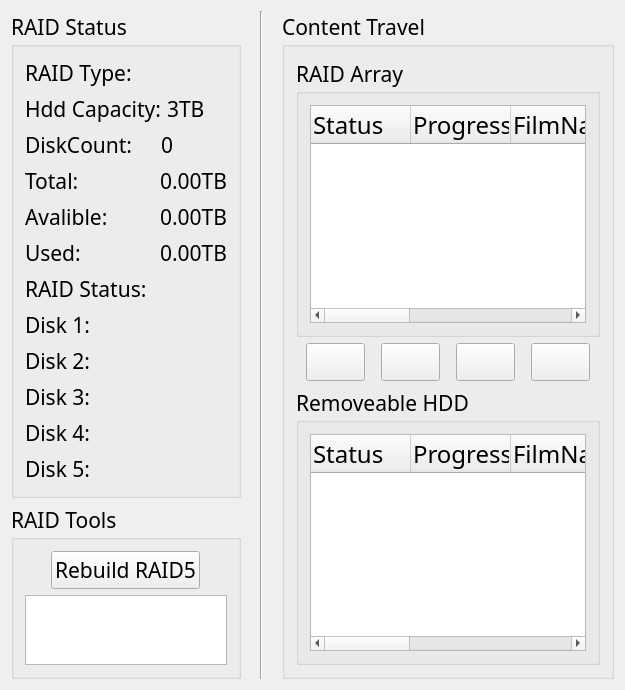
This is src/UI/CineCastUi/CineCastUi/raid.ui in killerlife/CineCast as Qt 5 draws it before an edit. The edited form follows.
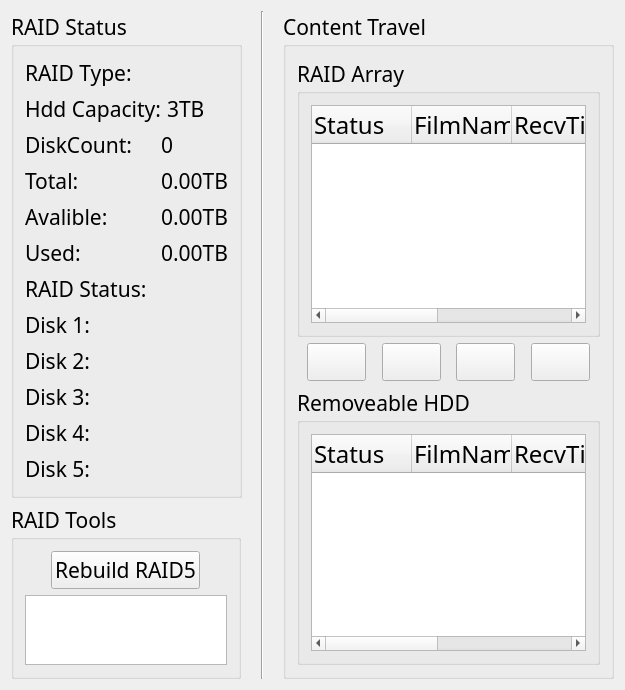
This is the edited form. Icons and pictures are not drawn.

Commit message: 加入收片后通过scp上传到远程服务器，并把片移到RAID阵列，还有增加RAID管理功能

The edit to the form file:
```diff
--- a/src/UI/CineCastUi/CineCastUi/raid.ui
+++ b/src/UI/CineCastUi/CineCastUi/raid.ui
@@ -6,7 +6,7 @@
     <x>0</x>
     <y>0</y>
     <width>625</width>
-    <height>646</height>
+    <height>652</height>
    </rect>
   </property>
   <property name="windowTitle" >
@@ -19,7 +19,7 @@
       <widget class="QGroupBox" name="groupBox" >
        <property name="maximumSize" >
         <size>
-         <width>230</width>
+         <width>420</width>
          <height>16777215</height>
         </size>
        </property>
@@ -384,6 +384,19 @@
        </layout>
       </widget>
      </item>
+     <item>
+      <spacer name="verticalSpacer" >
+       <property name="orientation" >
+        <enum>Qt::Vertical</enum>
+       </property>
+       <property name="sizeHint" stdset="0" >
+        <size>
+         <width>20</width>
+         <height>40</height>
+        </size>
+       </property>
+      </spacer>
+     </item>
     </layout>
    </item>
    <item>
@@ -451,11 +464,6 @@
              <string>Status</string>
             </property>
            </column>
-           <column>
-            <property name="text" >
-             <string>Progress</string>
-            </property>
-           </column>
            <column>
             <property name="text" >
              <string>FilmName</string>
@@ -466,11 +474,6 @@
              <string>RecvTime</string>
             </property>
            </column>
-           <column>
-            <property name="text" >
-             <string>2D/3D</string>
-            </property>
-           </column>
            <column>
             <property name="text" >
              <string>FilmLength</string>
@@ -643,11 +646,6 @@
              <string>Status</string>
             </property>
            </column>
-           <column>
-            <property name="text" >
-             <string>Progress</string>
-            </property>
-           </column>
            <column>
             <property name="text" >
              <string>FilmName</string>
@@ -658,11 +656,6 @@
              <string>RecvTime</string>
             </property>
            </column>
-           <column>
-            <property name="text" >
-             <string>2D/3D</string>
-            </property>
-           </column>
            <column>
             <property name="text" >
              <string>FilmLength</string>
```
Left out of the diff: 3 changed lines with no effect on the pictures. The commit also changes 20 other files.
